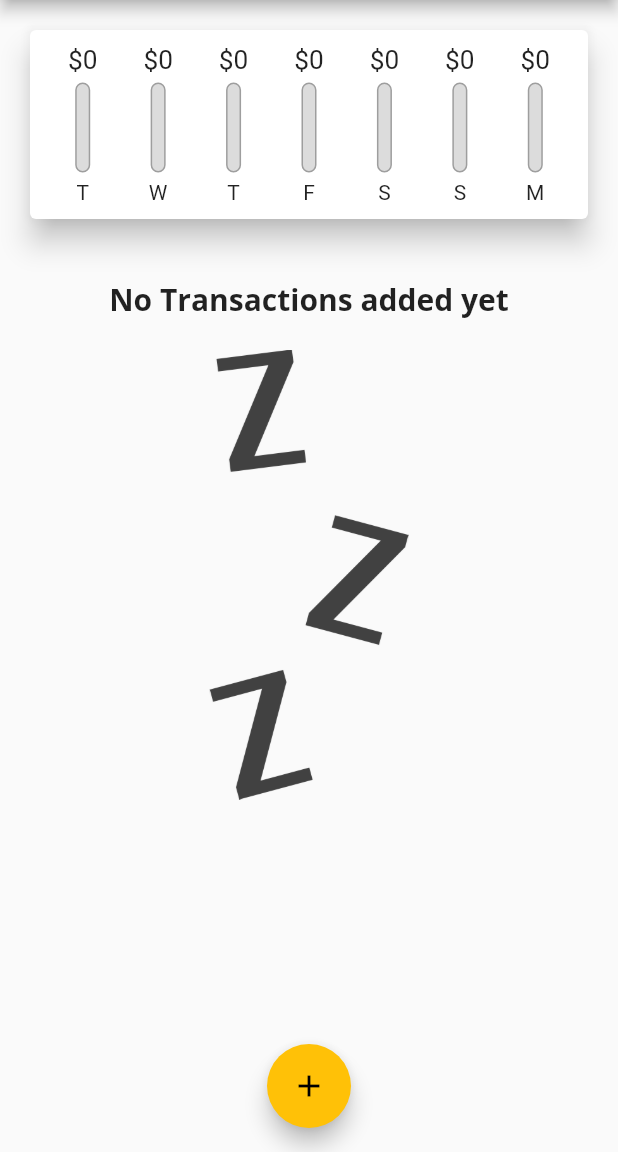
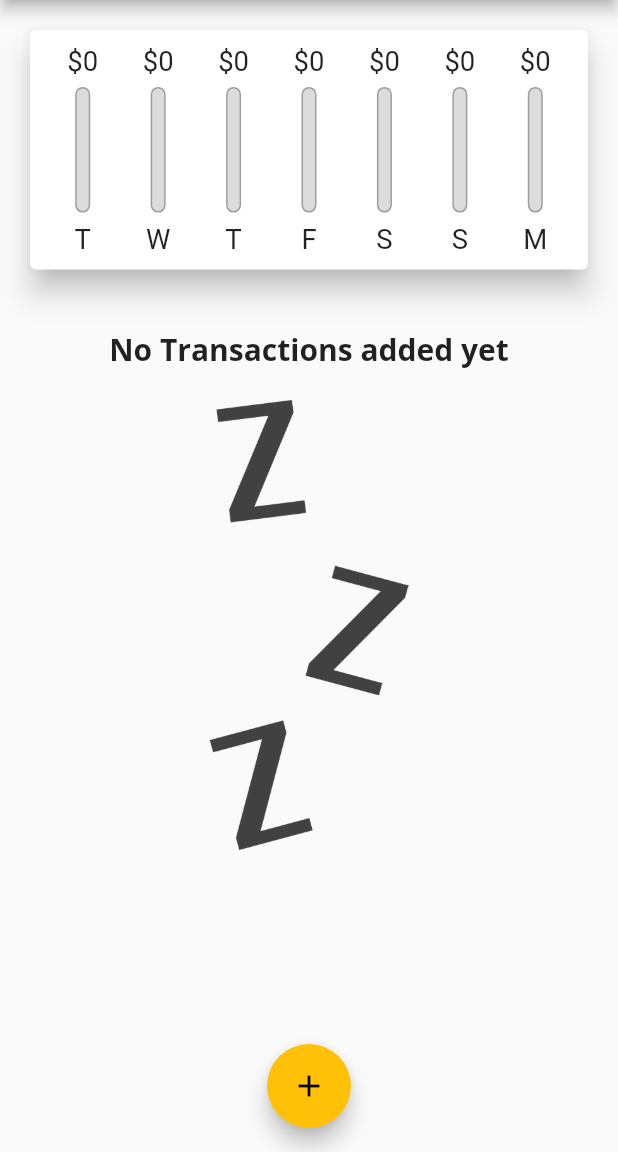
Before and after one commit to IamZygote/Hold-Your-Money, a Flutter app: the screen it shows after launch, on a phone screen of 412 x 824 dp, the part 84-1236 px from its top. Run offline on Flutter 3.47's test engine with Material 2 defaults, Android fonts, the phone set to English and light mode, and no system bars.

Commit message:
Responsive Update
I'm back.
This Update 2.1
This update allow the app to adapt on any device and change it height dynamically

```diff
--- a/lib/main.dart
+++ b/lib/main.dart
@@ -3,8 +3,13 @@ import './widgets/new_transaction.dart';
 import './widgets/transaction_list.dart';
 import './models/transaction.dart';
 import 'package:flutter/material.dart';
+import 'package:flutter/services.dart';
 
 void main() {
+  WidgetsFlutterBinding.ensureInitialized();
+  SystemChrome.setPreferredOrientations(
+    [DeviceOrientation.portraitUp, DeviceOrientation.portraitDown],
+  );
   runApp(const MyApp());
 }
 
@@ -104,8 +109,7 @@ class _MyHomePageState extends State<MyHomePage> {
 
   @override
   Widget build(BuildContext context) {
-    return Scaffold(
-      appBar: AppBar(
+    final appBar = AppBar(
       title: Text('Expenses APP'),
       actions: <Widget>[
         IconButton(
@@ -113,13 +117,27 @@ class _MyHomePageState extends State<MyHomePage> {
           icon: Icon(Icons.add),
         )
       ],
-      ),
+    );
+    return Scaffold(
+      appBar: appBar,
       body: SingleChildScrollView(
         child: Column(
           //mainAxisAlignment: MainAxisAlignment.spaceAround,
           children: <Widget>[
-            Chart(_recentTransactions),
-            TransactionList(_userTransactions, _deleteTransaction),
+            Container(
+              height: (MediaQuery.of(context).size.height -
+                      MediaQuery.of(context).padding.top -
+                      appBar.preferredSize.height) *
+                  0.26,
+              child: Chart(_recentTransactions),
+            ),
+            Container(
+              height: (MediaQuery.of(context).size.height -
+                      MediaQuery.of(context).padding.top -
+                      appBar.preferredSize.height) *
+                  0.74,
+              child: TransactionList(_userTransactions, _deleteTransaction),
+            ),
           ],
         ),
       ),
--- a/lib/widgets/chart_bar.dart
+++ b/lib/widgets/chart_bar.dart
@@ -9,19 +9,21 @@ class ChartBar extends StatelessWidget {
 
   @override
   Widget build(BuildContext context) {
+    return LayoutBuilder(
+      builder: (context, constraints) {
         return Column(
           children: <Widget>[
             Container(
-          height: 20,
+              height: constraints.maxHeight * 0.15,
               child: FittedBox(
                 child: Text('\$${spendingAmount.toStringAsFixed(0)}'),
               ),
             ),
             SizedBox(
-          height: 5,
+              height: constraints.maxHeight * 0.05,
             ),
             Container(
-          height: 60,
+              height: constraints.maxHeight * 0.6,
               width: 10,
               child: Stack(
                 children: <Widget>[
@@ -45,10 +47,17 @@ class ChartBar extends StatelessWidget {
               ),
             ),
             SizedBox(
-          height: 5,
+              height: constraints.maxHeight * 0.05,
             ),
-        Text(label),
+            Container(
+              height: constraints.maxHeight * 0.15,
+              child: FittedBox(
+                child: Text(label),
+              ),
+            ),
           ],
+        );
+      },
     );
   }
 }
--- a/lib/widgets/transaction_list.dart
+++ b/lib/widgets/transaction_list.dart
@@ -11,7 +11,6 @@ class TransactionList extends StatelessWidget {
   @override
   Widget build(BuildContext context) {
     return Container(
-      height: 500,
       child: transaction.isEmpty
           ? Column(
               children: <Widget>[
```
Lines whose indentation alone changed are shown as unchanged.
